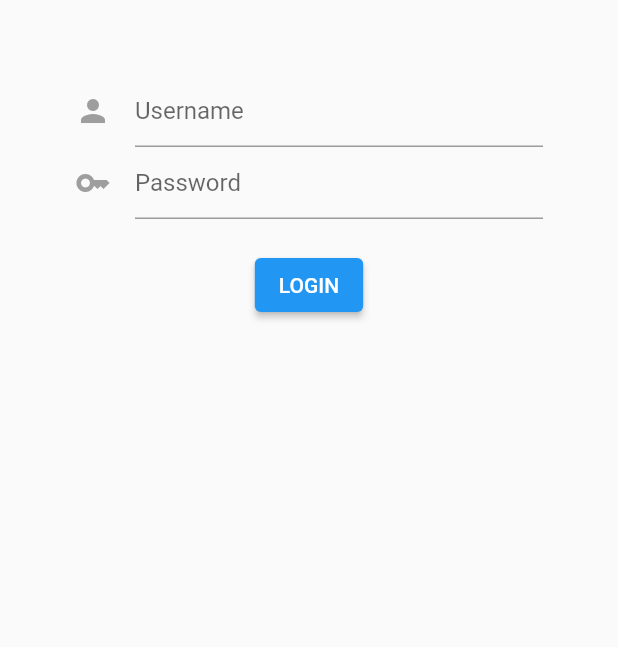
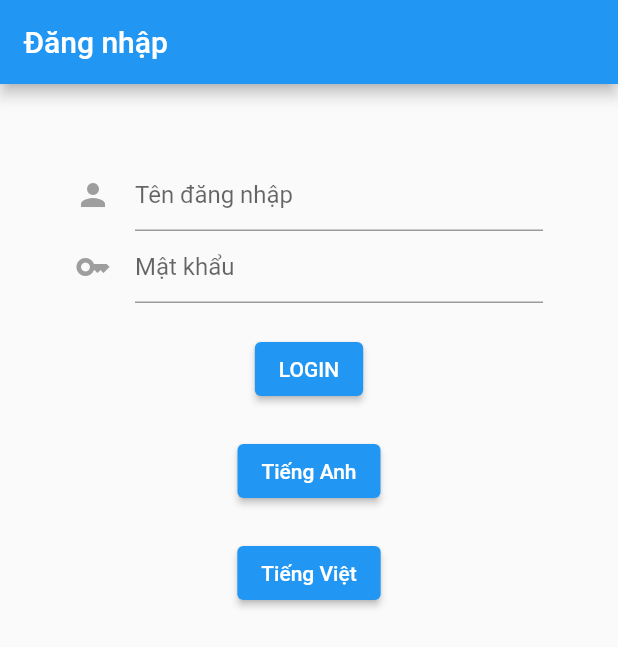
Before and after one commit to minhhoang1007/Base_Getx_ofHoang, a Flutter app: the screen it shows after launch, on a phone screen of 412 x 824 dp. Shown: the top 647 px of the screen. Run offline on Flutter 3.47's test engine with Material 2 defaults, Android fonts, the phone set to English and light mode, and no system bars; our stand-ins replace get, localization.

Commit message:
create localization

```diff
--- /dev/null
+++ b/assets/lang/vi_VI.json
@@ -0,0 +1,8 @@
+{
+  "login": "Đăng nhập",
+  "logout": "Đăng xuất",
+  "username": "Tên đăng nhập",
+  "password": "Mật khẩu",
+  "english": "Tiếng Anh",
+  "vietnamese": "Tiếng Việt"
+}
--- /dev/null
+++ b/lib/app_localization.dart
@@ -0,0 +1,66 @@
+import 'dart:async';
+import 'dart:convert';
+
+import 'package:flutter/material.dart';
+import 'package:flutter/services.dart';
+
+class AppLocalizations {
+  late final Locale? locale;
+
+  AppLocalizations(this.locale);
+
+  // Helper method to keep the code in the widgets concise
+  // Localizations are accessed using an InheritedWidget "of" syntax
+  static AppLocalizations? of(BuildContext context) {
+    return Localizations.of<AppLocalizations>(context, AppLocalizations);
+  }
+
+  // Static member to have a simple access to the delegate from the MaterialApp
+  static const LocalizationsDelegate<AppLocalizations> delegate =
+      _AppLocalizationsDelegate();
+
+  late Map<String, String> _localizedStrings;
+
+  Future<bool> load() async {
+    // Load the language JSON file from the "lang" folder
+    String jsonString =
+        await rootBundle.loadString('assets/lang/${locale?.languageCode}.json');
+    Map<String, dynamic> jsonMap = json.decode(jsonString);
+
+    _localizedStrings = jsonMap.map((key, value) {
+      return MapEntry(key, value.toString());
+    });
+    return true;
+  }
+
+  // This method will be called from every widget which needs a localized text
+  String? translate(String key) {
+    return _localizedStrings[key];
+  }
+}
+
+// LocalizationsDelegate is a factory for a set of localized resources
+// In this case, the localized strings will be gotten in an AppLocalizations object
+class _AppLocalizationsDelegate
+    extends LocalizationsDelegate<AppLocalizations> {
+  // This delegate instance will never change (it doesn't even have fields!)
+  // It can provide a constant constructor.
+  const _AppLocalizationsDelegate();
+
+  @override
+  bool isSupported(Locale locale) {
+    // Include all of your supported language codes here
+    return ['en', 'vi'].contains(locale.languageCode);
+  }
+
+  @override
+  Future<AppLocalizations> load(Locale locale) async {
+    // AppLocalizations class is where the JSON loading actually runs
+    AppLocalizations localizations = new AppLocalizations(locale);
+    await localizations.load();
+    return localizations;
+  }
+
+  @override
+  bool shouldReload(_AppLocalizationsDelegate old) => false;
+}
--- /dev/null
+++ b/lib/common/common.dart
@@ -0,0 +1,4 @@
+class Common {
+  static String? language = null;
+  static String langNow = "en";
+}
--- a/lib/main.dart
+++ b/lib/main.dart
@@ -1,8 +1,11 @@
+import 'package:base_getx_hoang/common/common.dart';
 import 'package:base_getx_hoang/routes/routes.dart';
 import 'package:base_getx_hoang/screen/home/home_screen.dart';
 import 'package:base_getx_hoang/screen/login/login_screen.dart';
 import 'package:flutter/material.dart';
 import 'package:get/get.dart';
+import 'package:localization/localization.dart';
+import 'package:flutter_localizations/flutter_localizations.dart';
 
 void main() {
   runApp(const MyApp());
@@ -14,14 +17,45 @@ class MyApp extends StatelessWidget {
   // This widget is the root of your application.
   @override
   Widget build(BuildContext context) {
+    LocalJsonLocalization.delegate.directories = ['assets/lang'];
     return GetMaterialApp(
-      title: 'Flutter Demo',
+      locale: Locale(Common.langNow),
+      localizationsDelegates: [
+        // delegate from flutter_localization
+        GlobalMaterialLocalizations.delegate,
+        GlobalWidgetsLocalizations.delegate,
+        GlobalCupertinoLocalizations.delegate,
+        // delegate from localization package.
+        LocalJsonLocalization.delegate,
+      ],
+      supportedLocales: [
+        Locale('vi', 'VI'),
+        Locale('en', 'US'),
+      ],
+      localeResolutionCallback: (locale, supportedLocales) {
+        // if (supportedLocales.contains(locale)) {
+        //   return locale;
+        // }
+        // if (locale?.languageCode == 'en') {
+        //   return const Locale('vi', 'VI');
+        // }
+        // return const Locale('en', 'US');
+        for (var supportedLocale in supportedLocales) {
+          if (supportedLocale.languageCode == locale?.languageCode &&
+              supportedLocale.countryCode == locale?.countryCode) {
+            Common.langNow = supportedLocale.languageCode;
+
+            return supportedLocale;
+          }
+        }
+        return supportedLocales.first;
+      },
+      title: 'Base Flutter GetxHoang',
       theme: ThemeData(
         primarySwatch: Colors.blue,
         visualDensity: VisualDensity.adaptivePlatformDensity,
       ),
       debugShowCheckedModeBanner: false,
-      // home: const LoginScreen(),
       initialRoute: Routes.login,
       getPages: [
         GetPage(
--- a/lib/screen/login/login_screen.dart
+++ b/lib/screen/login/login_screen.dart
@@ -2,6 +2,7 @@ import 'package:base_getx_hoang/routes/routes.dart';
 import 'package:base_getx_hoang/screen/login/login_controller.dart';
 import 'package:flutter/material.dart';
 import 'package:get/get.dart';
+import 'package:localization/localization.dart';
 
 class LoginScreen extends StatefulWidget {
   static const String routeName = '/login';
@@ -18,6 +19,7 @@ class _LoginScreenState extends State<LoginScreen> {
   Widget build(BuildContext context) {
     return SafeArea(
       child: Scaffold(
+        appBar: AppBar(title: Text("login".i18n())),
         body: Container(
             margin:
                 const EdgeInsetsDirectional.only(top: 50, start: 50, end: 50),
@@ -26,7 +28,9 @@ class _LoginScreenState extends State<LoginScreen> {
                 children: [
                   _usernameTextField(),
                   _passwordTextField(),
-                  _loginButton()
+                  _loginButton(),
+                  _languageEnglish(),
+                  _languageVietnamese()
                 ],
               ),
             )),
@@ -36,15 +40,17 @@ class _LoginScreenState extends State<LoginScreen> {
 
   Widget _usernameTextField() {
     return TextFormField(
-      decoration: const InputDecoration(
-          icon: Icon(Icons.person, color: Colors.grey), hintText: "Username"),
+      decoration: InputDecoration(
+          icon: const Icon(Icons.person, color: Colors.grey),
+          hintText: "username".i18n()),
     );
   }
 
   Widget _passwordTextField() {
     return TextFormField(
-      decoration: const InputDecoration(
-          icon: Icon(Icons.key, color: Colors.grey), hintText: "Password"),
+      decoration: InputDecoration(
+          icon: const Icon(Icons.key, color: Colors.grey),
+          hintText: "password".i18n()),
     );
   }
 
@@ -55,4 +61,27 @@ class _LoginScreenState extends State<LoginScreen> {
             onPressed: () => {Get.toNamed(Routes.home)},
             child: const Text("LOGIN")));
   }
+
+  Widget _languageEnglish() {
+    return Container(
+        margin: const EdgeInsetsDirectional.only(top: 20),
+        child: ElevatedButton(
+            onPressed: () => {
+                  controller.language = "en",
+                  controller.changeLanguage(context)
+                },
+            child: Text("english".i18n())));
+  }
+
+  Widget _languageVietnamese() {
+    return Container(
+        margin: const EdgeInsetsDirectional.only(top: 20),
+        child: ElevatedButton(
+            onPressed: () => {
+                  controller.language = "vi",
+                  controller.changeLanguage(context)
+                },
+            child: Text("vietnamese".i18n())));
+  }
 }
+//EasyLocalization.of(context).locale = Locale('en', 'US');
```
Also changed, not shown: assets/lang/en_US.json (added, +8 -0 lines), lib/base/base_controller.dart (+25 -26 lines), lib/base/base_widget.dart (+24 -23 lines), lib/screen/login/login_controller.dart (+44 -0 lines), pubspec.yaml (+7 -2 lines), assets/images/background_load.png (added), pubspec.lock.
